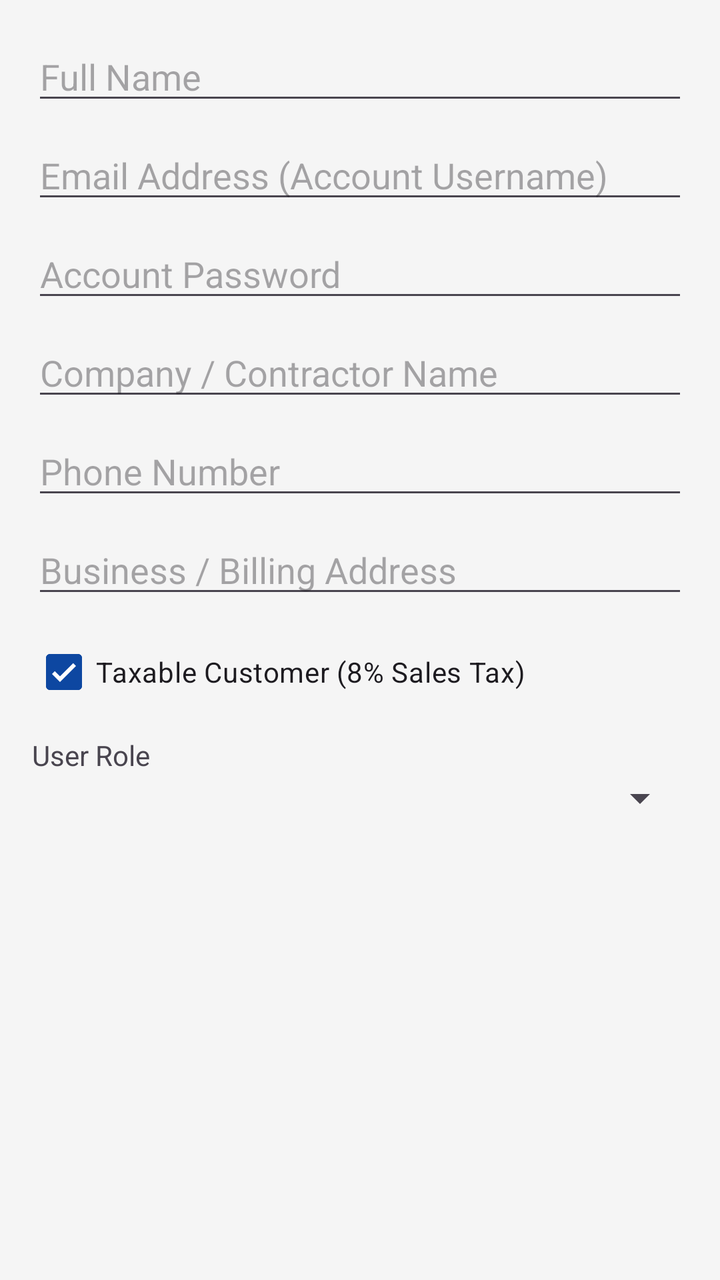
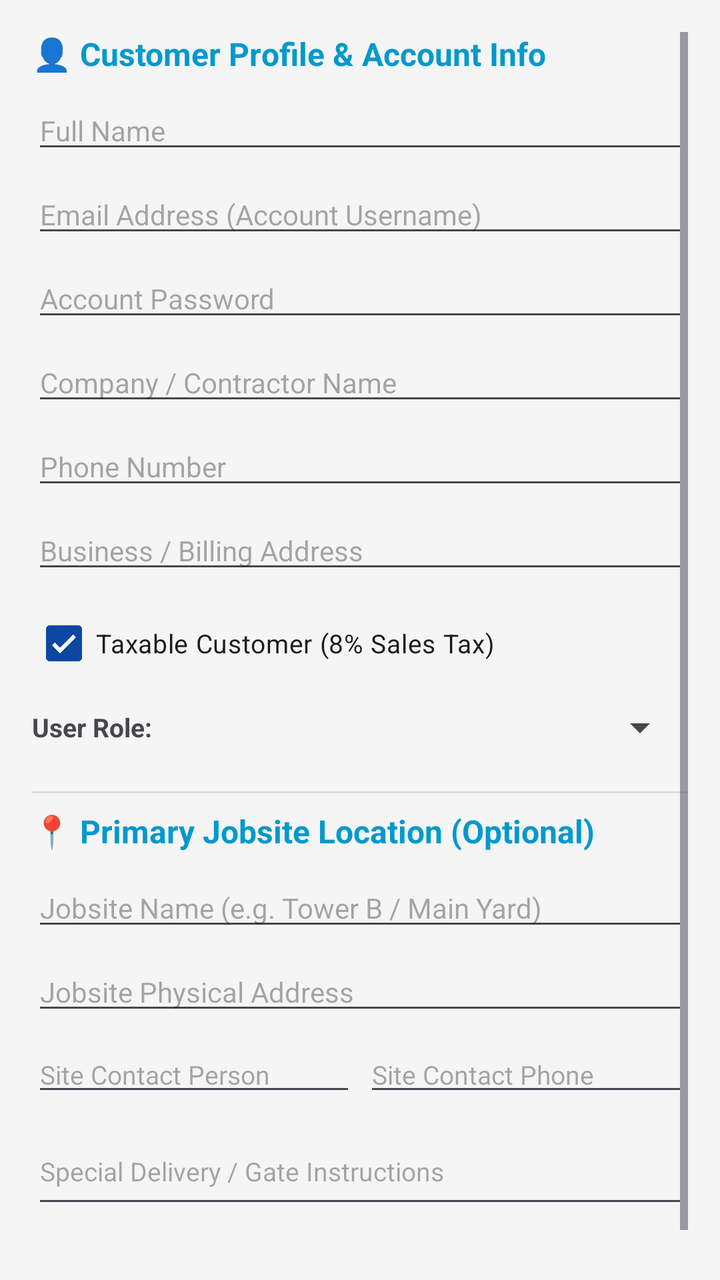

Two renders of the same Android screen: before a commit and after it. Below are the layout's source before the change and the commit's diff.
<!-- AndroidManifest.xml: application theme Theme.SecureAFenceAdministrator -->
<!-- res/layout/dialog_customer.xml -->
<?xml version="1.0" encoding="utf-8"?>
<LinearLayout xmlns:android="http://schemas.android.com/apk/res/android"
    android:layout_width="match_parent"
    android:layout_height="wrap_content"
    android:orientation="vertical"
    android:padding="16dp">

    <EditText
        android:id="@+id/et_cust_name"
        android:layout_width="match_parent"
        android:layout_height="wrap_content"
        android:hint="Full Name"
        android:inputType="textPersonName" />

    <EditText
        android:id="@+id/et_cust_email"
        android:layout_width="match_parent"
        android:layout_height="wrap_content"
        android:layout_marginTop="8dp"
        android:hint="Email Address (Account Username)"
        android:inputType="textEmailAddress" />

    <EditText
        android:id="@+id/et_cust_password"
        android:layout_width="match_parent"
        android:layout_height="wrap_content"
        android:layout_marginTop="8dp"
        android:hint="Account Password"
        android:inputType="textPassword" />

    <EditText
        android:id="@+id/et_cust_company"
        android:layout_width="match_parent"
        android:layout_height="wrap_content"
        android:layout_marginTop="8dp"
        android:hint="Company / Contractor Name"
        android:inputType="textCapWords" />

    <EditText
        android:id="@+id/et_cust_phone"
        android:layout_width="match_parent"
        android:layout_height="wrap_content"
        android:layout_marginTop="8dp"
        android:hint="Phone Number"
        android:inputType="phone" />

    <EditText
        android:id="@+id/et_cust_business_address"
        android:layout_width="match_parent"
        android:layout_height="wrap_content"
        android:layout_marginTop="8dp"
        android:hint="Business / Billing Address"
        android:inputType="textPostalAddress" />

    <com.google.android.material.checkbox.MaterialCheckBox
        android:id="@+id/cb_is_taxable"
        android:layout_width="match_parent"
        android:layout_height="wrap_content"
        android:layout_marginTop="8dp"
        android:text="Taxable Customer (8% Sales Tax)"
        android:checked="true" />

    <TextView
        android:layout_width="match_parent"
        android:layout_height="wrap_content"
        android:layout_marginTop="8dp"
        android:text="User Role" />

    <Spinner
        android:id="@+id/sp_cust_role"
        android:layout_width="match_parent"
        android:layout_height="wrap_content" />

</LinearLayout>
<!-- resources referenced by this layout -->
<resources>
  <style name="Theme.SecureAFenceAdministrator" parent="Theme.Material3.Light.NoActionBar">
          <item name="colorPrimary">@color/primary_blue</item>
          <item name="android:textColorPrimary">@color/text_dark</item>
          <item name="android:windowBackground">@color/background_light</item>
      </style>
  <color name="primary_blue">#FF0D47A1</color>
  <color name="text_dark">#FF212121</color>
  <color name="background_light">#FFF5F5F5</color>
</resources>

<!-- the commit's change to res/layout/dialog_customer.xml (unified diff, before → after) -->
@@ -1,74 +1,184 @@
 <?xml version="1.0" encoding="utf-8"?>
-<LinearLayout xmlns:android="http://schemas.android.com/apk/res/android"
+<ScrollView xmlns:android="http://schemas.android.com/apk/res/android"
     android:layout_width="match_parent"
     android:layout_height="wrap_content"
-    android:orientation="vertical"
     android:padding="16dp">
 
-    <EditText
-        android:id="@+id/et_cust_name"
+    <LinearLayout
         android:layout_width="match_parent"
         android:layout_height="wrap_content"
-        android:hint="Full Name"
-        android:inputType="textPersonName" />
+        android:orientation="vertical">
 
-    <EditText
-        android:id="@+id/et_cust_email"
-        android:layout_width="match_parent"
-        android:layout_height="wrap_content"
-        android:layout_marginTop="8dp"
-        android:hint="Email Address (Account Username)"
-        android:inputType="textEmailAddress" />
+        <TextView
+            android:layout_width="match_parent"
+            android:layout_height="wrap_content"
+            android:text="👤 Customer Profile &amp; Account Info"
+            android:textSize="16sp"
+            android:textStyle="bold"
+            android:textColor="@android:color/holo_blue_dark"
+            android:layout_marginBottom="8dp"/>
 
-    <EditText
-        android:id="@+id/et_cust_password"
-        android:layout_width="match_parent"
-        android:layout_height="wrap_content"
-        android:layout_marginTop="8dp"
-        android:hint="Account Password"
-        android:inputType="textPassword" />
+        <EditText
+            android:id="@+id/et_cust_name"
+            android:layout_width="match_parent"
+            android:layout_height="wrap_content"
+            android:hint="Full Name"
+            android:inputType="textPersonName"
+            android:textSize="14sp"/>
 
-    <EditText
-        android:id="@+id/et_cust_company"
-        android:layout_width="match_parent"
-        android:layout_height="wrap_content"
-        android:layout_marginTop="8dp"
-        android:hint="Company / Contractor Name"
-        android:inputType="textCapWords" />
+        <EditText
+            android:id="@+id/et_cust_email"
+            android:layout_width="match_parent"
+            android:layout_height="wrap_content"
+            android:layout_marginTop="6dp"
+            android:hint="Email Address (Account Username)"
+            android:inputType="textEmailAddress"
+            android:textSize="14sp"/>
 
-    <EditText
-        android:id="@+id/et_cust_phone"
-        android:layout_width="match_parent"
-        android:layout_height="wrap_content"
-        android:layout_marginTop="8dp"
-        android:hint="Phone Number"
-        android:inputType="phone" />
+        <EditText
+            android:id="@+id/et_cust_password"
+            android:layout_width="match_parent"
+            android:layout_height="wrap_content"
+            android:layout_marginTop="6dp"
+            android:hint="Account Password"
+            android:inputType="textPassword"
+            android:textSize="14sp"/>
 
-    <EditText
-        android:id="@+id/et_cust_business_address"
-        android:layout_width="match_parent"
-        android:layout_height="wrap_content"
-        android:layout_marginTop="8dp"
-        android:hint="Business / Billing Address"
-        android:inputType="textPostalAddress" />
+        <EditText
+            android:id="@+id/et_cust_company"
+            android:layout_width="match_parent"
+            android:layout_height="wrap_content"
+            android:layout_marginTop="6dp"
+            android:hint="Company / Contractor Name"
+            android:inputType="textCapWords"
+            android:textSize="14sp"/>
 
-    <com.google.android.material.checkbox.MaterialCheckBox
-        android:id="@+id/cb_is_taxable"
-        android:layout_width="match_parent"
-        android:layout_height="wrap_content"
-        android:layout_marginTop="8dp"
-        android:text="Taxable Customer (8% Sales Tax)"
-        android:checked="true" />
+        <EditText
+            android:id="@+id/et_cust_phone"
+            android:layout_width="match_parent"
+            android:layout_height="wrap_content"
+            android:layout_marginTop="6dp"
+            android:hint="Phone Number"
+            android:inputType="phone"
+            android:textSize="14sp"/>
 
-    <TextView
-        android:layout_width="match_parent"
-        android:layout_height="wrap_content"
-        android:layout_marginTop="8dp"
-        android:text="User Role" />
+        <EditText
+            android:id="@+id/et_cust_business_address"
+            android:layout_width="match_parent"
+            android:layout_height="wrap_content"
+            android:layout_marginTop="6dp"
+            android:hint="Business / Billing Address"
+            android:inputType="textPostalAddress"
+            android:textSize="14sp"/>
 
-    <Spinner
-        android:id="@+id/sp_cust_role"
-        android:layout_width="match_parent"
-        android:layout_height="wrap_content" />
+        <com.google.android.material.checkbox.MaterialCheckBox
+            android:id="@+id/cb_is_taxable"
+            android:layout_width="match_parent"
+            android:layout_height="wrap_content"
+            android:layout_marginTop="6dp"
+            android:text="Taxable Customer (8% Sales Tax)"
+            android:checked="true"
+            android:textSize="13sp"/>
 
-</LinearLayout>
+        <LinearLayout
+            android:layout_width="match_parent"
+            android:layout_height="wrap_content"
+            android:orientation="horizontal"
+            android:gravity="center_vertical"
+            android:layout_marginTop="6dp"
+            android:layout_marginBottom="12dp">
+
+            <TextView
+                android:layout_width="wrap_content"
+                android:layout_height="wrap_content"
+                android:text="User Role: "
+                android:textSize="13sp"
+                android:textStyle="bold"
+                android:layout_marginEnd="6dp"/>
+
+            <Spinner
+                android:id="@+id/sp_cust_role"
+                android:layout_width="match_parent"
+                android:layout_height="wrap_content"/>
+        </LinearLayout>
+
+        <View
+            android:layout_width="match_parent"
+            android:layout_height="1dp"
+            android:background="#DDDDDD"
+            android:layout_marginVertical="8dp"/>
+
+        
+        <TextView
+            android:layout_width="match_parent"
+            android:layout_height="wrap_content"
+            android:text="📍 Primary Jobsite Location (Optional)"
+            android:textSize="16sp"
+            android:textStyle="bold"
+            android:textColor="@android:color/holo_blue_dark"
+            android:layout_marginBottom="8dp"/>
+
+        <EditText
+            android:id="@+id/et_init_jobsite_name"
+            android:layout_width="match_parent"
+            android:layout_height="wrap_content"
+            android:hint="Jobsite Name (e.g. Tower B / Main Yard)"
+            android:inputType="textCapWords"
+            android:textSize="14sp"/>
+
+        <EditText
+            android:id="@+id/et_init_jobsite_address"
+            android:layout_width="match_parent"
+            android:layout_height="wrap_content"
+            android:layout_marginTop="6dp"
+            android:hint="Jobsite Physical Address"
+            android:inputType="textPostalAddress"
+            android:textSize="14sp"/>
+
+        <LinearLayout
+            android:layout_width="match_parent"
+            android:layout_height="wrap_content"
+            android:orientation="horizontal"
+            android:layout_marginTop="6dp">
+
+            <EditText
+                android:id="@+id/et_init_jobsite_contact_name"
+                android:layout_width="0dp"
+                android:layout_height="wrap_content"
+                android:layout_weight="1"
+                android:hint="Site Contact Person"
+                android:inputType="textPersonName"
+                android:textSize="13sp"
+                android:layout_marginEnd="4dp"/>
+
+            <EditText
+                android:id="@+id/et_init_jobsite_contact_phone"
+                android:layout_width="0dp"
+                android:layout_height="wrap_content"
+                android:layout_weight="1"
+                android:hint="Site Contact Phone"
+                android:inputType="phone"
+                android:textSize="13sp"/>
+        </LinearLayout>
+
+        <EditText
+            android:id="@+id/et_init_jobsite_instructions"
+            android:layout_width="match_parent"
+            android:layout_height="wrap_content"
+            android:layout_marginTop="6dp"
+            android:hint="Special Delivery / Gate Instructions"
+            android:inputType="textMultiLine"
+            android:lines="2"
+            android:textSize="13sp"/>
+
+        <EditText
+            android:id="@+id/et_init_jobsite_distance"
+            android:layout_width="match_parent"
+            android:layout_height="wrap_content"
+            android:layout_marginTop="6dp"
+            android:hint="Delivery Distance from Yard (Miles)"
+            android:inputType="numberDecimal"
+            android:textSize="13sp"/>
+
+    </LinearLayout>
+</ScrollView>
